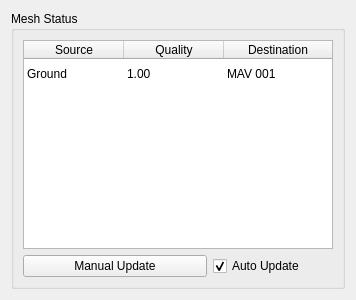
First picture: the form in src/ui/MeshStatus.ui, repository MatthiasEgli/qgroundcontrol, before the edit.
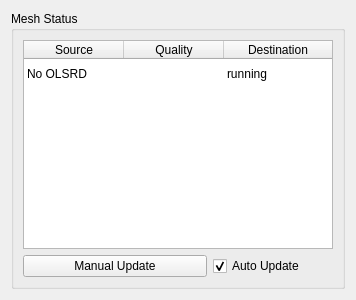
Second picture: the form after the edit.

Commit message: changed default text to "no OLSRD found"

```diff
--- a/src/ui/MeshStatus.ui
+++ b/src/ui/MeshStatus.ui
@@ -74,17 +74,17 @@
         </column>
         <item row="0" column="0">
          <property name="text">
-          <string>Ground</string>
+          <string>No OLSRD</string>
          </property>
         </item>
         <item row="0" column="1">
          <property name="text">
-          <string>1.00</string>
+          <string/>
          </property>
         </item>
         <item row="0" column="2">
          <property name="text">
-          <string>MAV 001</string>
+          <string>running</string>
          </property>
         </item>
        </widget>
```
